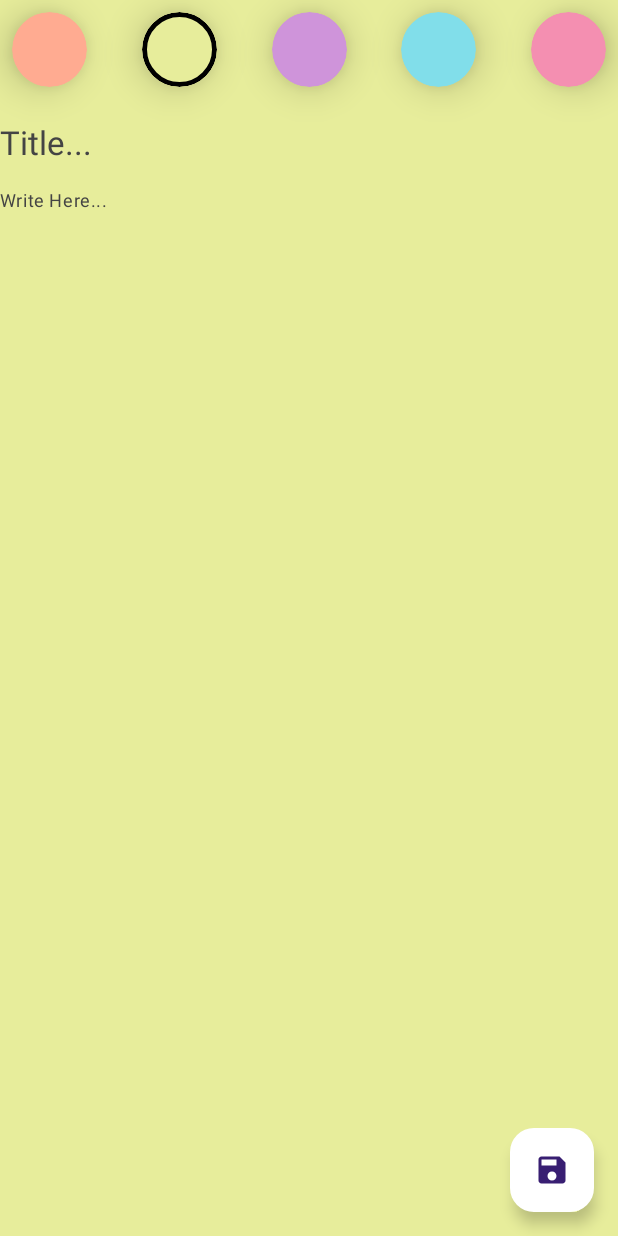
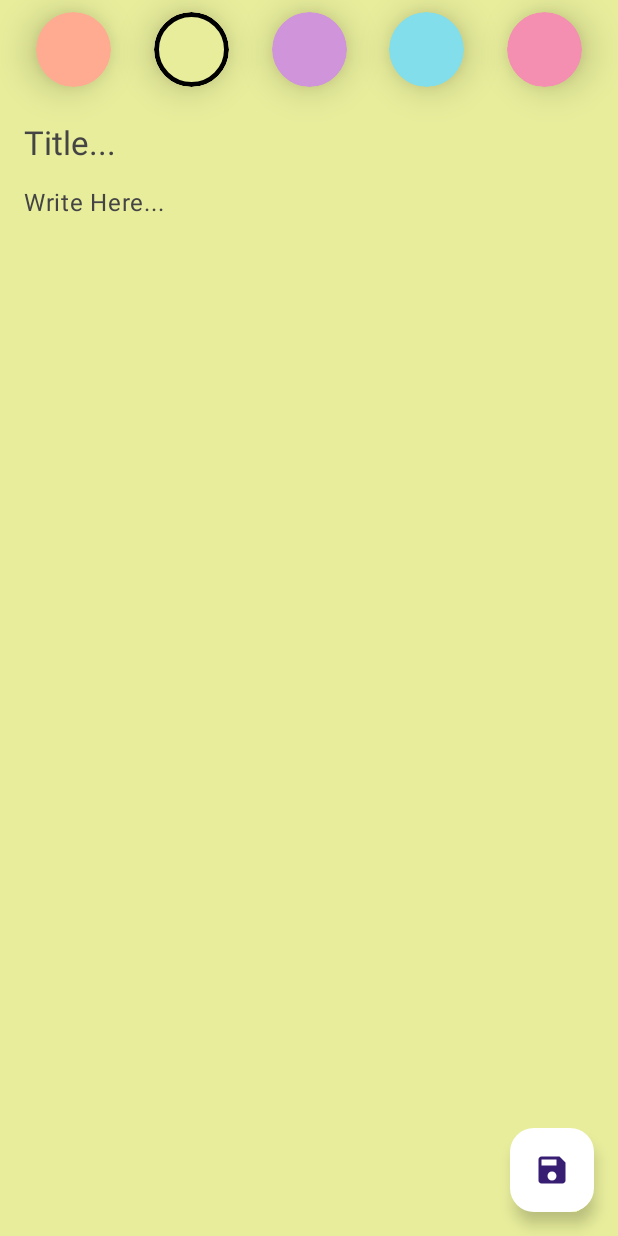
Before and after one commit to S4marthX/Synapse, an Android app built with Jetpack Compose: the screen it shows after launch (MainActivity), after a tap on "Add note", on a phone screen of 412 x 824 dp. Run offline under Robolectric (Android 15) with nearby library versions, the phone set to English and light mode, and no system bars; our stand-ins replace Dagger/Hilt's generated code, Room's generated code.

Commit message:
bugs fixed

```diff
--- a/app/src/main/java/com/example/noteapp/feature_note/presentation/MainActivity.kt
+++ b/app/src/main/java/com/example/noteapp/feature_note/presentation/MainActivity.kt
@@ -47,7 +47,7 @@ class MainActivity : ComponentActivity() {
                         }
                         composable(
                             route = Screen.AddEditNoteScreen.route +
-                                "?noteId = {noteId} & noteColor = {noteColor}",
+                                "?noteId={noteId}&noteColor={noteColor}",
                             arguments = listOf(
                                 navArgument(
                                     name = "noteId"
--- a/app/src/main/java/com/example/noteapp/feature_note/presentation/add_edit_notes/AddEditNoteScreen.kt
+++ b/app/src/main/java/com/example/noteapp/feature_note/presentation/add_edit_notes/AddEditNoteScreen.kt
@@ -95,6 +95,7 @@ fun AddEditNoteScreen(
                 .fillMaxSize()
                 .background(noteBackgroundAnimate.value)
                 .padding(it)
+                .padding(start = 16.dp,end = 16.dp)
         ){
             Row (
                 modifier = Modifier
@@ -157,7 +158,7 @@ fun AddEditNoteScreen(
                 onFocusChange = {
                     viewModel.onEvent(AddEditNoteEvent.ChangeContentFocus(it))
                 },
-                textStyle = MaterialTheme.typography.bodySmall,
+                textStyle = MaterialTheme.typography.bodyLarge,
                 isHintVisible = contentState.isHintVisible,
                 modifier = Modifier.fillMaxHeight()
             )
--- a/app/src/main/java/com/example/noteapp/feature_note/presentation/add_edit_notes/AddEditNoteViewModel.kt
+++ b/app/src/main/java/com/example/noteapp/feature_note/presentation/add_edit_notes/AddEditNoteViewModel.kt
@@ -83,7 +83,7 @@ class AddEditNoteViewModel @Inject constructor(
                 )
             }
             is AddEditNoteEvent.ChangeContentFocus -> {
-                _noteTitle.value = noteTitle.value.copy(
+                _noteContent.value = noteContent.value.copy(
                     isHintVisible = !event.focusState.isFocused &&
                             noteContent.value.text.isBlank()
                 )
--- a/app/src/main/java/com/example/noteapp/feature_note/presentation/notes/NotesScreen.kt
+++ b/app/src/main/java/com/example/noteapp/feature_note/presentation/notes/NotesScreen.kt
@@ -67,7 +67,7 @@ fun NotesScreen(
 
     ){
         Column (
-            modifier = Modifier.fillMaxSize().padding(it)
+            modifier = Modifier.fillMaxSize().padding(it).padding(start = 16.dp,end = 16.dp)
         ){
             Row (
                 modifier = Modifier.fillMaxWidth(),
@@ -112,7 +112,7 @@ fun NotesScreen(
                                 //navigate to add/edit screen
                                 navController.navigate(
                                     Screen.AddEditNoteScreen.route +
-                                        "?noteId = ${note.id} & noteColor${note.color}"
+                                        "?noteId=${note.id}&noteColor=${note.color}"
                                 )
                             },
                         note = note,
--- a/app/src/main/java/com/example/noteapp/feature_note/presentation/notes/components/DefaultRadioButton.kt
+++ b/app/src/main/java/com/example/noteapp/feature_note/presentation/notes/components/DefaultRadioButton.kt
@@ -28,7 +28,7 @@ fun DefaultRadioButton(
             onClick = onSelect,
             colors = RadioButtonDefaults.colors(
                 selectedColor = MaterialTheme.colorScheme.primary,
-                unselectedColor = MaterialTheme.colorScheme.background
+                unselectedColor = MaterialTheme.colorScheme.onSurfaceVariant
             )
         )
         Spacer(modifier = Modifier.width(8.dp))
```
